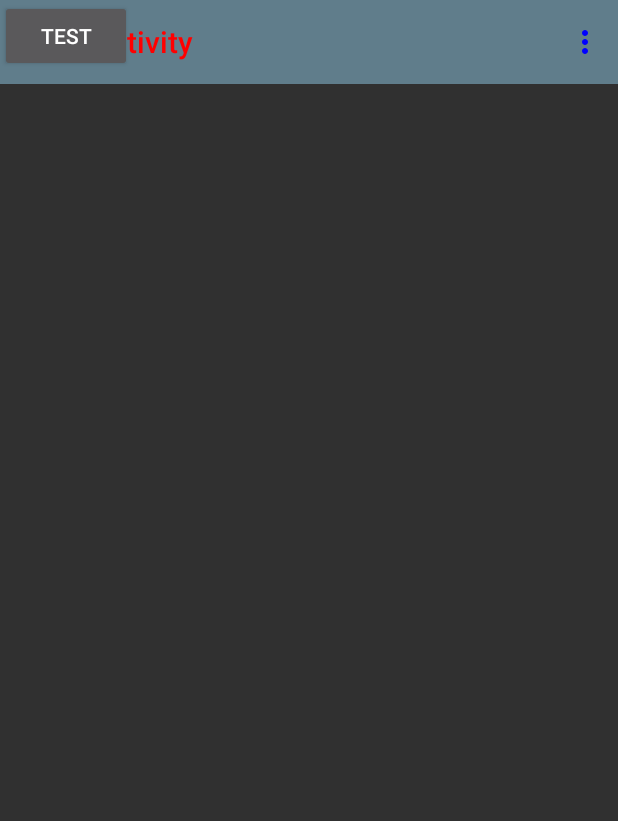
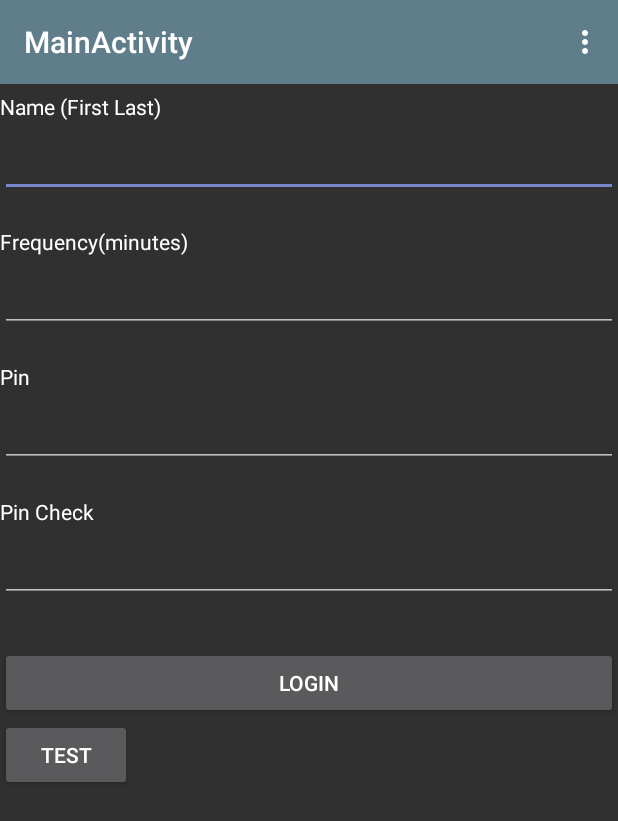
Before and after one commit to DiNear/BigBrother, an Android app: the screen it shows after launch (MainActivity), on a phone screen of 412 x 824 dp. Shown: the top 821 px of the screen. Run offline under Robolectric (Android 15) with nearby library versions, the phone set to English and light mode, and no system bars.

Commit message:
added something

```diff
--- a/MyApplication/app/src/main/res/layout/activity_main.xml
+++ b/MyApplication/app/src/main/res/layout/activity_main.xml
@@ -9,7 +9,76 @@
         android:id="@+id/app_bar"
         layout="@layout/app_bar"/>
 
+    <LinearLayout
+        android:id="@+id/form_layout"
+        xmlns:android="http://schemas.android.com/apk/res/android"
+        android:orientation="vertical"
+        android:layout_width="match_parent"
+        android:layout_height="wrap_content"
+        android:layout_below="@+id/app_bar">
+        <!--  Name Label -->
+        <TextView android:layout_width="fill_parent"
+            android:layout_height="wrap_content"
+            android:textColor="#FFFFFF"
+            android:text="Name (First Last)"
+            android:layout_marginTop="5dip"/>
+
+        <EditText android:layout_width="fill_parent"
+            android:layout_height="wrap_content"
+            android:layout_marginTop="5dip"
+            android:layout_marginBottom="20dip"
+            android:singleLine="true"/>
+
+        <TextView android:layout_width="fill_parent"
+            android:layout_height="wrap_content"
+            android:textColor="#FFFFFF"
+            android:text="Frequency(minutes)"/>
+
+        <EditText android:layout_width="fill_parent"
+            android:layout_height="wrap_content"
+            android:layout_marginTop="5dip"
+            android:layout_marginBottom="20dip"
+            android:singleLine="true"
+            android:inputType="number"/>
+
+        <TextView android:layout_width="fill_parent"
+            android:layout_height="wrap_content"
+            android:textColor="#FFFFFF"
+            android:text="Pin"
+        />
+
+        <EditText android:layout_width="fill_parent"
+            android:layout_height="wrap_content"
+            android:layout_marginTop="5dip"
+            android:layout_marginBottom="20dip"
+            android:singleLine="true"
+            android:password="true"
+            android:inputType="number"
+            />
+        <TextView android:layout_width="fill_parent"
+            android:layout_height="wrap_content"
+            android:textColor="#FFFFFF"
+            android:text="Pin Check"/>
+
+        <EditText android:layout_width="fill_parent"
+            android:layout_height="wrap_content"
+            android:layout_marginTop="5dip"
+            android:layout_marginBottom="20dip"
+            android:singleLine="true"
+            android:password="true"
+            android:inputType="number"
+            />
+        <!-- Login button -->
+        <Button android:id="@+id/btnLogin"
+            android:layout_width="fill_parent"
+            android:layout_height="wrap_content"
+            android:layout_marginTop="10dip"
+            android:text="Login"/>
+
+    </LinearLayout>
+
     <Button
+        android:layout_below="@+id/form_layout"
         android:id="@+id/button_test"
         android:layout_height="wrap_content"
         android:layout_width="wrap_content"
--- a/MyApplication/app/src/main/res/values/colors.xml
+++ b/MyApplication/app/src/main/res/values/colors.xml
@@ -2,5 +2,5 @@
 <resources>
     <color name ="primaryColor">#607D8B</color>
     <color name ="primaryColorDark">#455A64</color>
-    <color name ="accentColor">#7E557C</color>
+    <color name ="accentColor">#7986CB</color>
 </resources>
--- a/MyApplication/app/src/main/res/values/styles.xml
+++ b/MyApplication/app/src/main/res/values/styles.xml
@@ -11,7 +11,7 @@
         <item name ="colorAccent">@color/accentColor</item>
     </style>
     <style name = "MyCustomToolBarTheme" parent = "ThemeOverlay.AppCompat.Light">
-        <item name ="android:textColorPrimary">#F00</item>
-        <item name ="android:textColorSecondary">#00F</item>
+        <item name ="android:textColorPrimary">#FFFFFF</item>
+        <item name ="android:textColorSecondary">#FFFFFF</item>
     </style>
 </resources>
```
